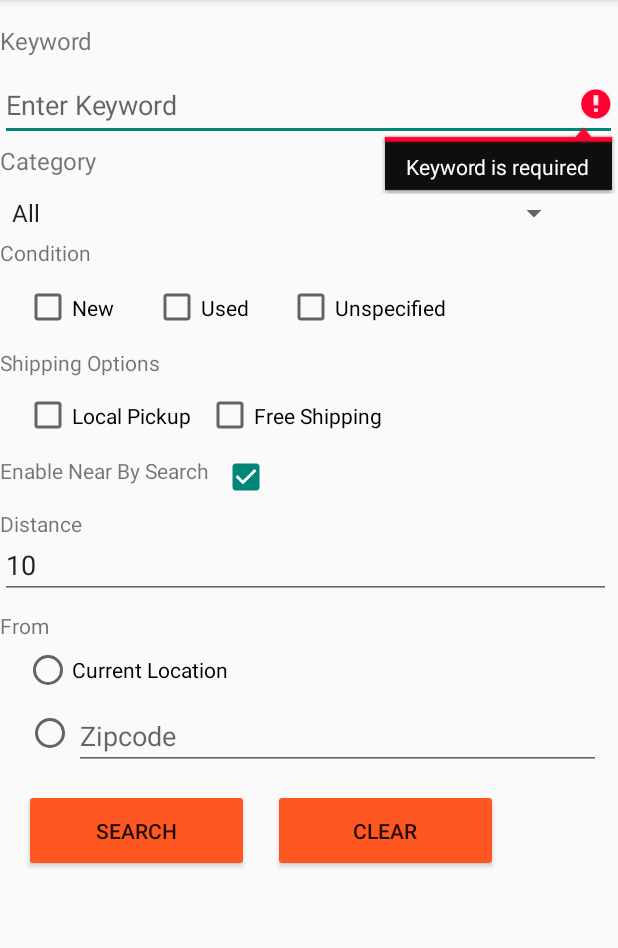
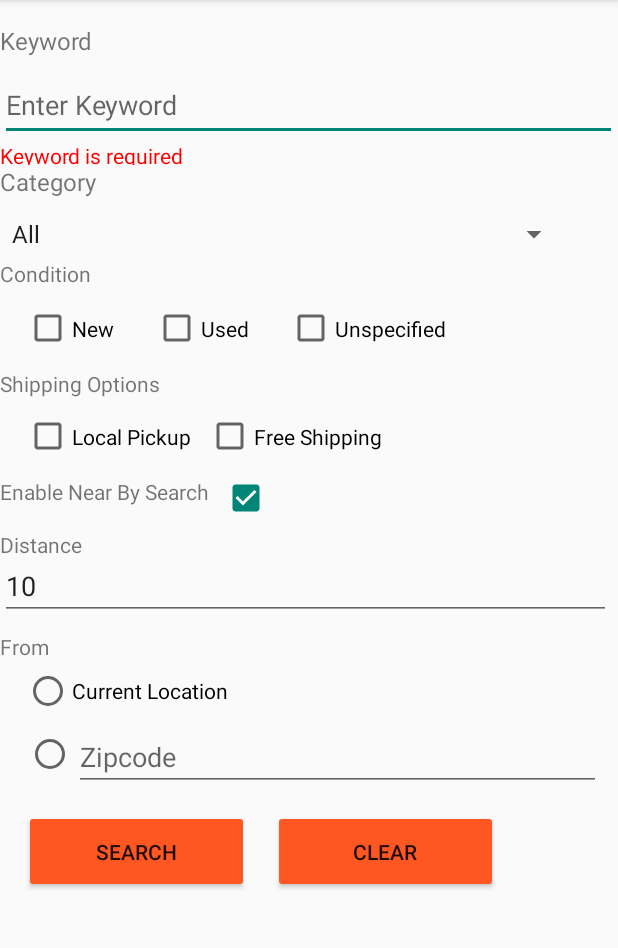
Before and after one commit to shreyasa31/Ecommerce_Web-Android_Application_using_MERN, an Android app: the fragment SearchFragment shown on its own in the app's theme, after a tap on "SEARCH", on a phone screen of 412 x 824 dp, the part 84-1032 px from its top. Run offline under Robolectric (Android 15) with nearby library versions, the phone set to English and light mode, and no system bars; 2 other taps on this screen came first.

Commit message:
new oneeeekskg

```diff
--- a/app/src/main/java/com/example/ebayshoppingapplictaion/SearchFragment.java
+++ b/app/src/main/java/com/example/ebayshoppingapplictaion/SearchFragment.java
@@ -29,6 +29,7 @@ public class SearchFragment extends Fragment {
     private ConstraintLayout constraintLayout;
     private Spinner mySpinner;
     private RadioButton zip;
+    private TextView validationText,validationText1;
 
     @Override
     public View onCreateView(LayoutInflater inflater, ViewGroup container,
@@ -55,9 +56,10 @@ public class SearchFragment extends Fragment {
         dynamicButton = view.findViewById(R.id.button);
         dynamicButton1 = view.findViewById(R.id.button2);
         constraintLayout = view.findViewById(R.id.frameLayout);
-
+        zip=view.findViewById(R.id.radio_button);
         editText2.setText("10");
         mySpinner = view.findViewById(R.id.spinner);
+
         ArrayAdapter<CharSequence> adapter = ArrayAdapter.createFromResource(getActivity(),
                 R.array.spinner_items, android.R.layout.simple_spinner_item);
         adapter.setDropDownViewResource(android.R.layout.simple_spinner_dropdown_item);
@@ -73,6 +75,7 @@ public class SearchFragment extends Fragment {
                 checkBox5.setChecked(false);
                 checkBox.setChecked(false);
                 radioGroup.clearCheck();
+                zip.setChecked(false);
                 editText.setText("");
                 editText2.setText("10");
                 mySpinner.setSelection(0);
@@ -98,7 +101,19 @@ public class SearchFragment extends Fragment {
                 }
             }
         });
-
+        validationText = view.findViewById(R.id.validationText);
+        validationText1=view.findViewById(R.id.validation2);
+        validationText.setVisibility(View.GONE);
+        validationText1.setVisibility(View.GONE);
+       // Assuming you have a submit button
+//        dynamicButton.setOnClickListener(new View.OnClickListener() {
+//            @Override
+//            public void onClick(View view) {
+//                validateEditText();
+//                validateEditText1();
+//            }
+//
+//        });
         dynamicButton.setOnClickListener(new View.OnClickListener() {
             @Override
             public void onClick(View v) {
@@ -110,6 +125,7 @@ public class SearchFragment extends Fragment {
             }
         });
 
+
         return view;
     }
     //
@@ -120,20 +136,40 @@ public class SearchFragment extends Fragment {
         constraintSet.connect(R.id.button2, ConstraintSet.TOP, anchorId, ConstraintSet.BOTTOM);
         constraintSet.applyTo(constraintLayout);
     }
+//    private void validateEditText() {
+//        if (KeywordEditText.getText().toString().trim().isEmpty()) {
+//            validationText.setText("Please enter mandatory field");
+//            validationText.setVisibility(View.VISIBLE);
+//        } else {
+//            validationText.setVisibility(View.GONE);
+//        }
+//    }
+//    private void validateEditText1() {
+//        if ( editText.getText().toString().trim().isEmpty()) {
+//            validationText1.setText("Please enter mandatory field");
+//            validationText1.setVisibility(View.VISIBLE);
+//        } else {
+//            validationText1.setVisibility(View.GONE);
+//        }
+//    }
 private boolean isValidInput() {
     String keyword = KeywordEditText.getText().toString().trim();
     String zipcode = editText.getText().toString().trim();
 
     if (keyword.isEmpty()) {
-            KeywordEditText.setError("Keyword is required");
+        validationText.setText("Keyword is required");
+        validationText.setVisibility(View.VISIBLE);
         return false;
     }
 
+
     if (zip.isChecked() && (zipcode.isEmpty()) ){
-            editText.setError("Valid zipcode is required");
+        validationText1.setText("Valid zipcode is required");
+        validationText1.setVisibility(View.VISIBLE);
         return false;
     }
 
     return true;
 }
+
 }
--- a/app/src/main/res/layout/fragment_search.xml
+++ b/app/src/main/res/layout/fragment_search.xml
@@ -22,6 +22,7 @@
 
     <EditText
         android:id="@+id/KeywordEditText"
+
         android:layout_width="411dp"
         android:layout_height="48dp"
         android:layout_marginTop="8dp"
@@ -36,7 +37,7 @@
         android:id="@+id/textView4"
         android:layout_width="112dp"
         android:layout_height="26dp"
-        android:layout_marginTop="2dp"
+        android:layout_marginTop="16dp"
         android:text="Category"
         android:textSize="16sp"
         app:layout_constraintEnd_toEndOf="parent"
@@ -231,6 +232,23 @@
                 app:layout_constraintStart_toEndOf="@id/radio_button"
                 app:layout_constraintTop_toTopOf="parent" />
 
+
+            <TextView
+                android:id="@+id/validation2"
+                android:layout_width="180dp"
+                android:layout_height="23dp"
+                android:text="TextView"
+                android:textColor="@color/red"
+                app:layout_constraintBottom_toBottomOf="parent"
+                app:layout_constraintEnd_toEndOf="parent"
+                app:layout_constraintHorizontal_bias="0.136"
+                app:layout_constraintStart_toStartOf="parent"
+                app:layout_constraintTop_toBottomOf="@+id/zipcode"
+                app:layout_constraintVertical_bias="0.0"
+                tools:visibility="gone" />
+
+
+
         </androidx.constraintlayout.widget.ConstraintLayout>
 
 
@@ -259,4 +277,18 @@
         app:cornerRadius="2dp"
         app:layout_constraintStart_toEndOf="@+id/button"
         app:layout_constraintTop_toBottomOf="@+id/checkBox6" />
+
+    <TextView
+        android:id="@+id/validationText"
+        android:layout_width="180dp"
+        android:layout_height="0dp"
+        android:text="TextView"
+        android:textColor="@color/red"
+        app:layout_constraintBottom_toTopOf="@+id/textView4"
+        app:layout_constraintEnd_toEndOf="parent"
+        app:layout_constraintHorizontal_bias="0.0"
+        app:layout_constraintStart_toStartOf="parent"
+        app:layout_constraintTop_toBottomOf="@+id/KeywordEditText"
+        app:layout_constraintVertical_bias="1.0"
+        tools:visibility="gone" />
 </androidx.constraintlayout.widget.ConstraintLayout>
--- a/app/src/main/res/values/colors.xml
+++ b/app/src/main/res/values/colors.xml
@@ -5,4 +5,6 @@
     <color name="my_purple">#804AFF</color>
     <color name="orange_icon">#F44336</color>
     <color name="navy_blue">#532bab</color>
+    <color name="red">#FF0000</color>
+
 </resources>
--- a/app/src/main/res/values/strings.xml
+++ b/app/src/main/res/values/strings.xml
@@ -2,6 +2,7 @@
     <string name="app_name">eBay Shopping Applictaion</string>
     <!-- TODO: Remove or change this placeholder text -->
     <string name="hello_blank_fragment">Hello blank fragment</string>
+    <string name="validation1">Enter a keyword</string>
     <string-array name="spinner_items">
         <item>All</item>
         <item>Art</item>
```
Lines whose indentation alone changed are shown as unchanged.
